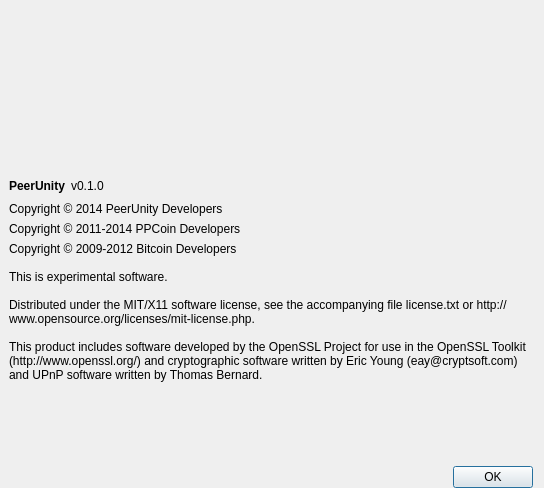
The window that src/qt/forms/aboutdialog.ui (xziy/Peershares) describes before a commit, drawn with Qt 5.
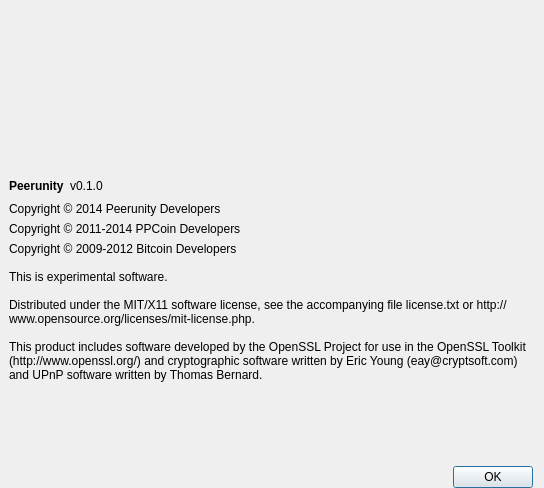
The same window after the commit. Icons and pictures are not drawn.

Commit message: changed product string from PeerUnity to Peerunity

Patch:
```diff
--- a/src/qt/forms/aboutdialog.ui
+++ b/src/qt/forms/aboutdialog.ui
@@ -72,7 +72,7 @@
        <item>
         <widget class="QLabel" name="label">
          <property name="text">
-          <string>&lt;html&gt;&lt;head/&gt;&lt;body&gt;&lt;p&gt;&lt;span style=&quot; font-weight:600;&quot;&gt;PeerUnity&lt;/span&gt;&lt;/p&gt;&lt;/body&gt;&lt;/html&gt;</string>
+          <string>&lt;html&gt;&lt;head/&gt;&lt;body&gt;&lt;p&gt;&lt;span style=&quot; font-weight:600;&quot;&gt;Peerunity&lt;/span&gt;&lt;/p&gt;&lt;/body&gt;&lt;/html&gt;</string>
          </property>
          <property name="textInteractionFlags">
           <set>Qt::LinksAccessibleByMouse|Qt::TextSelectableByKeyboard|Qt::TextSelectableByMouse</set>
@@ -110,7 +110,7 @@
      <item>
       <widget class="QLabel" name="label_4">
        <property name="text">
-        <string>Copyright © 2014 PeerUnity Developers</string>
+        <string>Copyright © 2014 Peerunity Developers</string>
        </property>
       </widget>
      </item>
```
Left out of the diff: 2 changed lines with no effect on the pictures. The commit also changes 13 other files.
